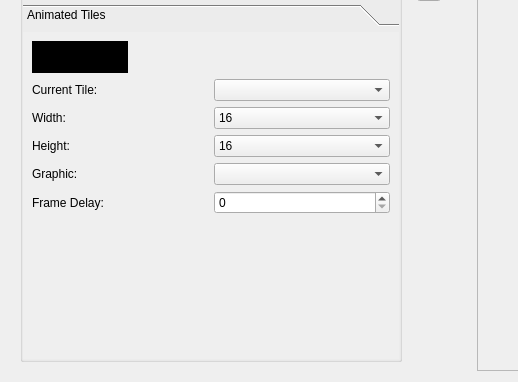
protoman/rockbot, file editor/mainwindow_tab/map_tab.ui: the form before one commit; both pictures show x 0 to 518 and y 211 to 593 of the 1042 by 593 pixel window.
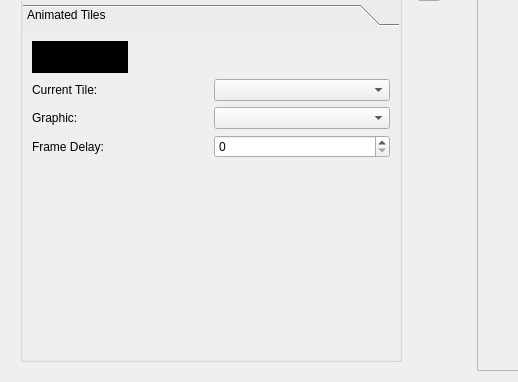
The form after the commit. Icons and pictures are not drawn. Custom widgets are drawn as their Qt base class.

Commit message: - revert changes in animated tiles to return it to TILESIZE  x TILESIZE - add more changes to filesystem from TODO list

What changed in the file:
```diff
--- a/editor/mainwindow_tab/map_tab.ui
+++ b/editor/mainwindow_tab/map_tab.ui
@@ -863,33 +863,21 @@
                <property name="bottomMargin">
                 <number>10</number>
                </property>
-               <item row="4" column="1">
+               <item row="0" column="1">
+                <widget class="QComboBox" name="current_anim_tile_combobox">
+                 <property name="enabled">
+                  <bool>true</bool>
+                 </property>
+                </widget>
+               </item>
+               <item row="2" column="1">
                 <widget class="QComboBox" name="anim_tile_graphic_combobox">
                  <property name="enabled">
                   <bool>true</bool>
                  </property>
                 </widget>
                </item>
-               <item row="1" column="1">
-                <widget class="QComboBox" name="animTileWidth_comboBox">
-                 <item>
-                  <property name="text">
-                   <string>16</string>
-                  </property>
-                 </item>
-                 <item>
-                  <property name="text">
-                   <string>32</string>
-                  </property>
-                 </item>
-                 <item>
-                  <property name="text">
-                   <string>48</string>
-                  </property>
-                 </item>
-                </widget>
-               </item>
-               <item row="5" column="1">
+               <item row="3" column="1">
                 <widget class="QSpinBox" name="anim_tile_delay_spinbox">
                  <property name="enabled">
                   <bool>true</bool>
@@ -899,60 +887,20 @@
                  </property>
                 </widget>
                </item>
-               <item row="4" column="0">
+               <item row="2" column="0">
                 <widget class="QLabel" name="label_8">
                  <property name="text">
                   <string>Graphic:</string>
                  </property>
                 </widget>
                </item>
-               <item row="1" column="0">
-                <widget class="QLabel" name="label_15">
-                 <property name="text">
-                  <string>Width:</string>
-                 </property>
-                </widget>
-               </item>
-               <item row="2" column="0">
-                <widget class="QLabel" name="label_14">
-                 <property name="text">
-                  <string>Height:</string>
-                 </property>
-                </widget>
-               </item>
-               <item row="5" column="0">
+               <item row="3" column="0">
                 <widget class="QLabel" name="label_3">
                  <property name="text">
                   <string>Frame Delay:</string>
                  </property>
                 </widget>
                </item>
-               <item row="2" column="1">
-                <widget class="QComboBox" name="animTileHeight_comboBox">
-                 <item>
-                  <property name="text">
-                   <string>16</string>
-                  </property>
-                 </item>
-                 <item>
-                  <property name="text">
-                   <string>32</string>
-                  </property>
-                 </item>
-                 <item>
-                  <property name="text">
-                   <string>48</string>
-                  </property>
-                 </item>
-                </widget>
-               </item>
-               <item row="0" column="1">
-                <widget class="QComboBox" name="current_anim_tile_combobox">
-                 <property name="enabled">
-                  <bool>true</bool>
-                 </property>
-                </widget>
-               </item>
                <item row="0" column="0">
                 <widget class="QLabel" name="label_6">
                  <property name="text">
```
The commit also changes 11 other files.
